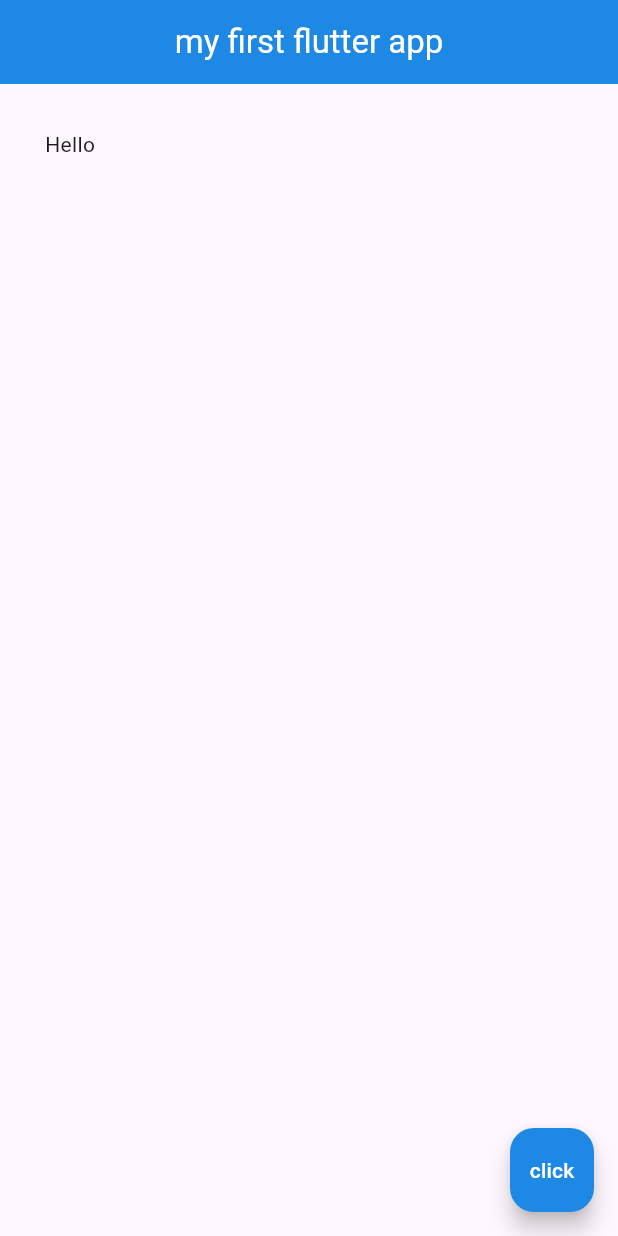
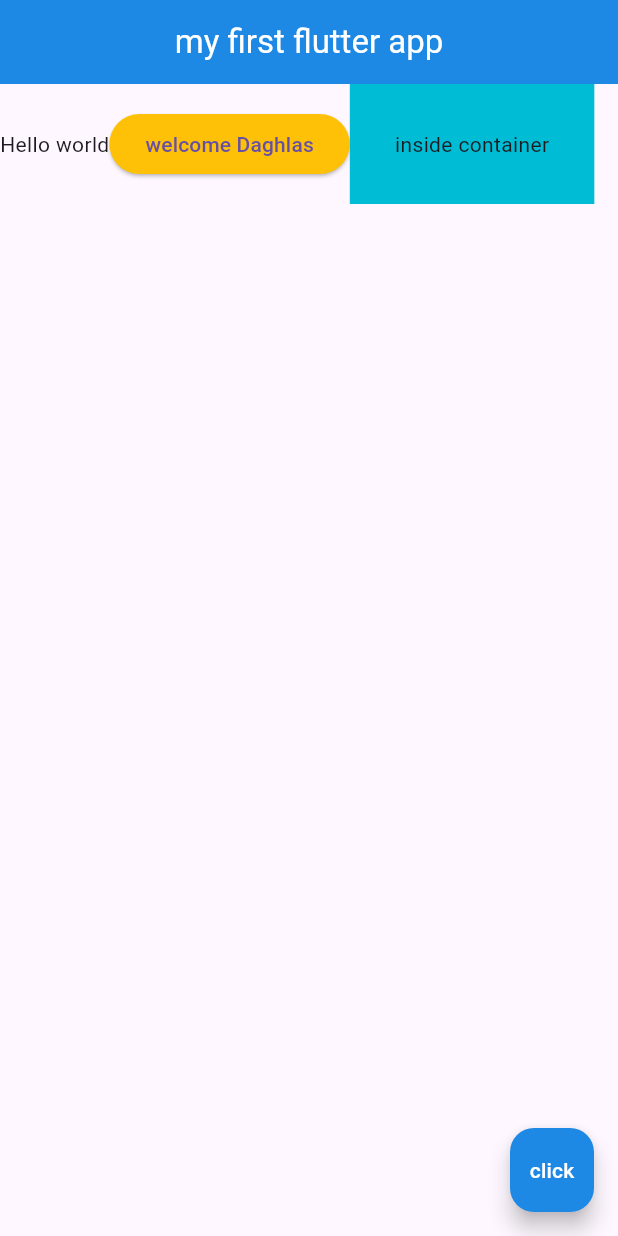
Before and after one commit to daghlas/flutter_app, a Flutter app: the screen it shows after launch, on a phone screen of 412 x 824 dp. Run offline on Flutter 3.47's test engine with Material 3 defaults, Android fonts, the phone set to English and light mode, and no system bars.

Commit message:
initial commit - Rows

```diff
--- a/lib/main.dart
+++ b/lib/main.dart
@@ -18,9 +18,22 @@ class Home extends StatelessWidget {
         backgroundColor: Colors.blue[600],
         foregroundColor: Colors.white,
       ),
-      body: Padding(
-        padding: EdgeInsets.all(30.0),
-        child: Text('Hello'),
+      body: Row(
+        children: <Widget>[
+          Text('Hello world'),
+          ElevatedButton(
+            onPressed: (){},
+            style: ElevatedButton.styleFrom(
+              backgroundColor: Colors.amber,
+            ),
+            child: Text('welcome Daghlas'),
+          ),
+          Container(
+            color: Colors.cyan,
+            padding: EdgeInsets.fromLTRB(30.0, 30.0, 30.0, 30.0),
+            child: Text('inside container'),
+          ),
+        ],
       ),
       floatingActionButton: FloatingActionButton(
         onPressed: () {
```
